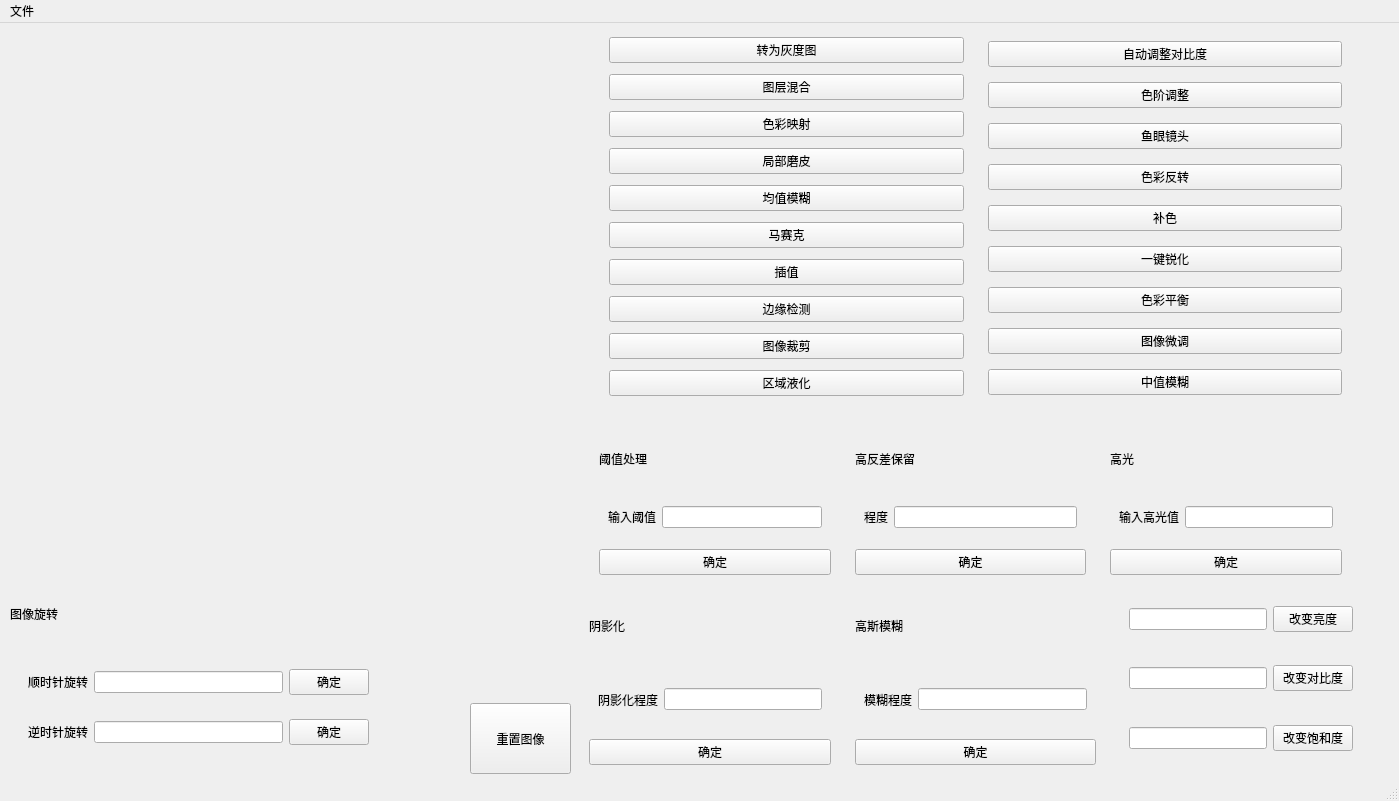
Obj4ct/ImageWithUI, file ImageWithUI/mainwindow.ui: the form before one commit.
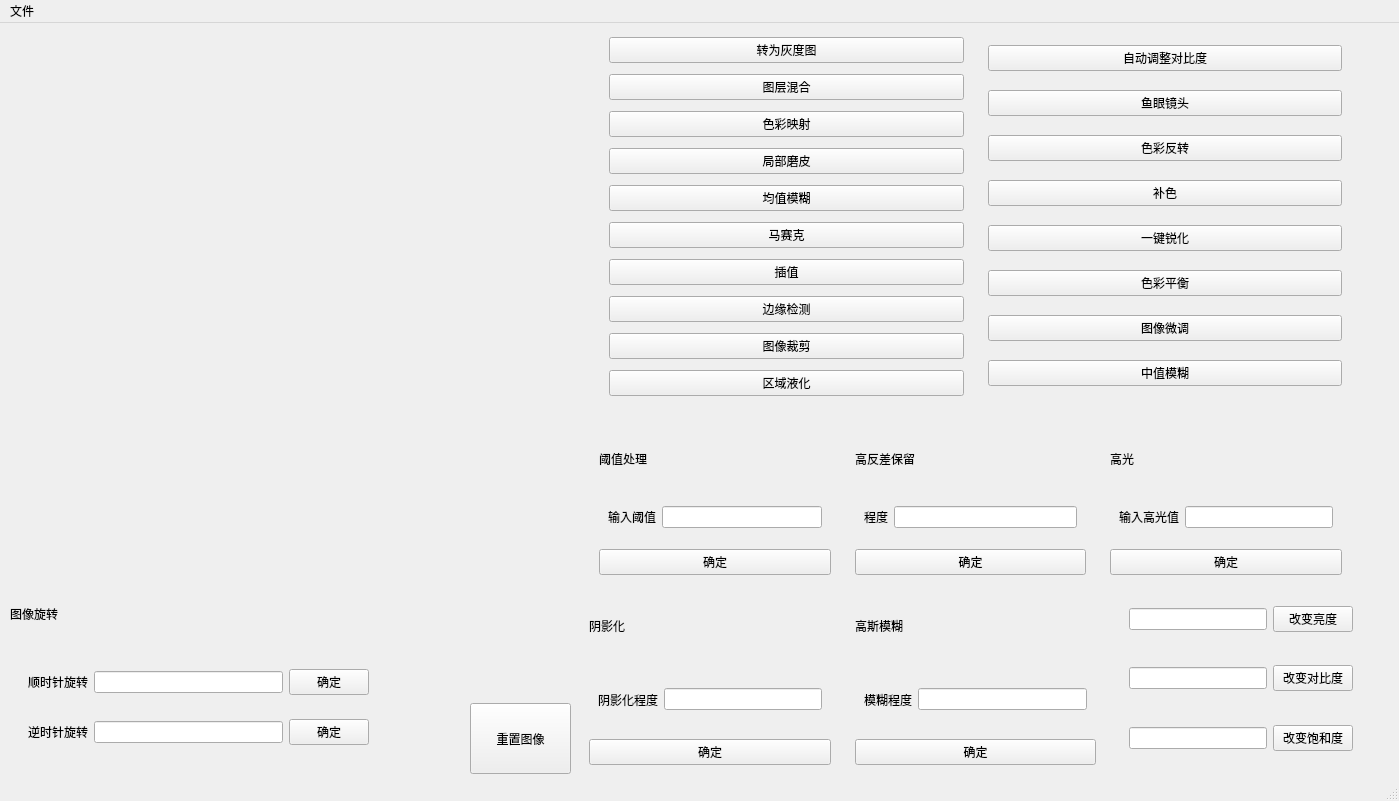
The form after the commit.

Commit message: 删除了色阶调整,修改图像旋转函数 图像旋转时周围有拖影

The edit to the form file:
```diff
--- a/ImageWithUI/mainwindow.ui
+++ b/ImageWithUI/mainwindow.ui
@@ -144,13 +144,6 @@
            </property>
           </widget>
          </item>
-         <item>
-          <widget class="QPushButton" name="btn_color_level">
-           <property name="text">
-            <string>色阶调整</string>
-           </property>
-          </widget>
-         </item>
          <item>
           <widget class="QPushButton" name="btn_fish_eye">
            <property name="text">
```
The commit also changes 8 other files.
